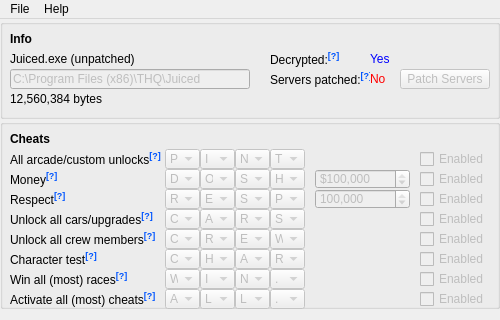
First picture: the form in JEMain.ui, repository N1GHT-MAR3/JuicedEditor, before the edit; both pictures show x 0 to 500 and y 0 to 320 of the 500 by 460 pixel window.
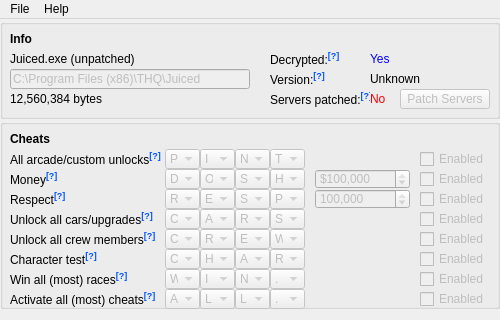
Second picture: the form after the edit. Icons and pictures are not drawn.

Commit message: Detect Z3r0n3 .exes, display game version, remember last opened path

Diff of the .ui file:
```diff
--- a/JEMain.ui
+++ b/JEMain.ui
@@ -138,7 +138,7 @@
      <property name="geometry">
       <rect>
        <x>270</x>
-       <y>50</y>
+       <y>70</y>
        <width>100</width>
        <height>20</height>
       </rect>
@@ -157,7 +157,7 @@
      <property name="geometry">
       <rect>
        <x>400</x>
-       <y>50</y>
+       <y>70</y>
        <width>90</width>
        <height>20</height>
       </rect>
@@ -186,7 +186,7 @@
      <property name="geometry">
       <rect>
        <x>370</x>
-       <y>50</y>
+       <y>70</y>
        <width>20</width>
        <height>20</height>
       </rect>
@@ -238,6 +238,38 @@
       <bool>true</bool>
      </property>
     </widget>
+    <widget class="QLabel" name="InfoVersion">
+     <property name="geometry">
+      <rect>
+       <x>270</x>
+       <y>50</y>
+       <width>100</width>
+       <height>20</height>
+      </rect>
+     </property>
+     <property name="toolTip">
+      <string>&lt;html&gt;&lt;head/&gt;&lt;body&gt;&lt;p&gt;Which version of the game this .exe is.&lt;/p&gt;&lt;/body&gt;&lt;/html&gt;</string>
+     </property>
+     <property name="text">
+      <string>&lt;html&gt;&lt;head/&gt;&lt;body&gt;&lt;p&gt;Version:&lt;span style=&quot; font-size:11pt; font-weight:696; color:#0055ff; vertical-align:super;&quot;&gt;[?]&lt;/span&gt;&lt;/p&gt;&lt;/body&gt;&lt;/html&gt;</string>
+     </property>
+    </widget>
+    <widget class="QLabel" name="InfoVersionStatus">
+     <property name="geometry">
+      <rect>
+       <x>370</x>
+       <y>50</y>
+       <width>121</width>
+       <height>20</height>
+      </rect>
+     </property>
+     <property name="styleSheet">
+      <string notr="true"/>
+     </property>
+     <property name="text">
+      <string>Unknown</string>
+     </property>
+    </widget>
    </widget>
    <widget class="QGroupBox" name="expert">
     <property name="geometry">
```
Left out of the diff: 2 changed lines with no effect on the pictures. The commit also changes 6 other files.
